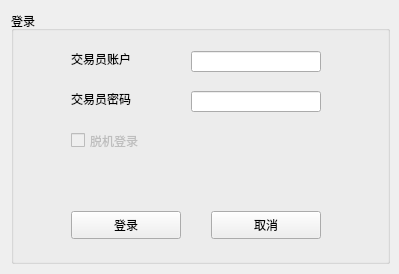
Qt form PyCTP_Client/PyCTP_ClientUI/QLogin.ui (yuwangying/PyCTP) before a commit.
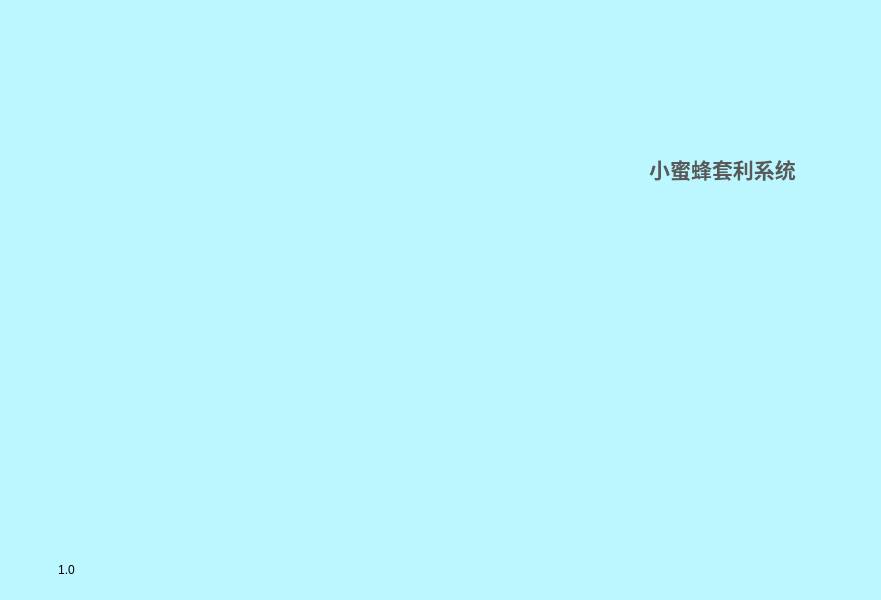
The same form after that commit. Icons and pictures are not drawn.

```diff
--- a/PyCTP_Client/PyCTP_ClientUI/QLogin.ui
+++ b/PyCTP_Client/PyCTP_ClientUI/QLogin.ui
@@ -9,8 +9,8 @@
    <rect>
     <x>0</x>
     <y>0</y>
-    <width>399</width>
-    <height>274</height>
+    <width>881</width>
+    <height>600</height>
    </rect>
   </property>
   <property name="sizePolicy">
@@ -27,29 +27,56 @@
     <normaloff>:/image/bee.ico</normaloff>:/image/bee.ico</iconset>
   </property>
   <property name="styleSheet">
-   <string notr="true"/>
+   <string notr="true">font: 100 10pt &quot;微软雅黑&quot;;
+background-color: rgb(188, 247, 255);
+</string>
   </property>
   <widget class="QGroupBox" name="groupBox_login_form">
    <property name="geometry">
     <rect>
-     <x>11</x>
-     <y>11</y>
+     <x>482</x>
+     <y>280</y>
      <width>379</width>
      <height>253</height>
     </rect>
    </property>
+   <property name="styleSheet">
+    <string notr="true">border:none;</string>
+   </property>
    <property name="title">
-    <string>登录</string>
+    <string/>
    </property>
    <widget class="QPushButton" name="pushButton_login">
     <property name="geometry">
      <rect>
       <x>60</x>
       <y>200</y>
-      <width>110</width>
-      <height>28</height>
+      <width>130</width>
+      <height>50</height>
      </rect>
     </property>
+    <property name="styleSheet">
+     <string notr="true">QPushButton {
+      border: 2px solid #8f8f91;
+      border-radius: 6px;
+      background-color: qlineargradient(x1: 0, y1: 0, x2: 0, y2: 1,
+                                        stop: 0 #f6f7fa, stop: 1 #dadbde);
+      min-width: 80px;
+  }
+
+  QPushButton:pressed {
+      background-color: qlineargradient(x1: 0, y1: 0, x2: 0, y2: 1,
+                                        stop: 0 #dadbde, stop: 1 #f6f7fa);
+  }
+
+  QPushButton:flat {
+      border: none; /* no border for a flat push button */
+  }
+
+  QPushButton:default {
+      border-color: navy; /* make the default button prominent */
+  }</string>
+    </property>
     <property name="text">
      <string>登录</string>
     </property>
@@ -62,10 +89,32 @@
      <rect>
       <x>200</x>
       <y>200</y>
-      <width>110</width>
-      <height>28</height>
+      <width>130</width>
+      <height>50</height>
      </rect>
     </property>
+    <property name="styleSheet">
+     <string notr="true">QPushButton {
+      border: 2px solid #8f8f91;
+      border-radius: 6px;
+      background-color: qlineargradient(x1: 0, y1: 0, x2: 0, y2: 1,
+                                        stop: 0 #f6f7fa, stop: 1 #dadbde);
+      min-width: 80px;
+  }
+
+  QPushButton:pressed {
+      background-color: qlineargradient(x1: 0, y1: 0, x2: 0, y2: 1,
+                                        stop: 0 #dadbde, stop: 1 #f6f7fa);
+  }
+
+  QPushButton:flat {
+      border: none; /* no border for a flat push button */
+  }
+
+  QPushButton:default {
+      border-color: navy; /* make the default button prominent */
+  }</string>
+    </property>
     <property name="text">
      <string>取消</string>
     </property>
@@ -77,8 +126,8 @@
     <property name="geometry">
      <rect>
       <x>60</x>
-      <y>40</y>
-      <width>75</width>
+      <y>43</y>
+      <width>90</width>
       <height>16</height>
      </rect>
     </property>
@@ -89,19 +138,22 @@
    <widget class="QLineEdit" name="lineEdit_trader_id">
     <property name="geometry">
      <rect>
-      <x>180</x>
+      <x>190</x>
       <y>40</y>
       <width>130</width>
-      <height>21</height>
+      <height>27</height>
      </rect>
     </property>
+    <property name="styleSheet">
+     <string notr="true">border:1px solid black;</string>
+    </property>
    </widget>
    <widget class="QLabel" name="label_trader_password">
     <property name="geometry">
      <rect>
       <x>60</x>
-      <y>80</y>
-      <width>75</width>
+      <y>86</y>
+      <width>90</width>
       <height>16</height>
      </rect>
     </property>
@@ -112,12 +164,15 @@
    <widget class="QLineEdit" name="lineEdit_trader_password">
     <property name="geometry">
      <rect>
-      <x>180</x>
+      <x>190</x>
       <y>80</y>
       <width>130</width>
-      <height>21</height>
+      <height>27</height>
      </rect>
     </property>
+    <property name="styleSheet">
+     <string notr="true">border:1px solid black;</string>
+    </property>
    </widget>
    <widget class="QCheckBox" name="checkBox_isoffline">
     <property name="enabled">
@@ -127,7 +182,7 @@
      <rect>
       <x>60</x>
       <y>120</y>
-      <width>87</width>
+      <width>90</width>
       <height>19</height>
      </rect>
     </property>
@@ -152,6 +207,56 @@
     </property>
    </widget>
   </widget>
+  <widget class="QLabel" name="label_login_image">
+   <property name="geometry">
+    <rect>
+     <x>0</x>
+     <y>0</y>
+     <width>957</width>
+     <height>599</height>
+    </rect>
+   </property>
+   <property name="styleSheet">
+    <string notr="true">background: url(:/login_bee.png) no-repeat;
+</string>
+   </property>
+   <property name="text">
+    <string/>
+   </property>
+  </widget>
+  <widget class="QLabel" name="label_software_name">
+   <property name="geometry">
+    <rect>
+     <x>590</x>
+     <y>118</y>
+     <width>265</width>
+     <height>103</height>
+    </rect>
+   </property>
+   <property name="text">
+    <string>&lt;!DOCTYPE HTML PUBLIC &quot;-//W3C//DTD HTML 4.0//EN&quot; &quot;http://www.w3.org/TR/REC-html40/strict.dtd&quot;&gt;
+&lt;html&gt;&lt;head&gt;&lt;meta name=&quot;qrichtext&quot; content=&quot;1&quot; /&gt;&lt;style type=&quot;text/css&quot;&gt;
+p, li { white-space: pre-wrap; }
+&lt;/style&gt;&lt;/head&gt;&lt;body style=&quot; font-family:'微软雅黑'; font-size:10pt; font-weight:96; font-style:normal;&quot;&gt;
+&lt;p align=&quot;center&quot; style=&quot; margin-top:12px; margin-bottom:12px; margin-left:0px; margin-right:0px; -qt-block-indent:0; text-indent:0px;&quot;&gt;&lt;span style=&quot; font-size:16pt; font-weight:600; color:#595959;&quot;&gt;小蜜蜂套利系统&lt;/span&gt;&lt;/p&gt;&lt;/body&gt;&lt;/html&gt;</string>
+   </property>
+  </widget>
+  <widget class="QLabel" name="label_version">
+   <property name="geometry">
+    <rect>
+     <x>14</x>
+     <y>557</y>
+     <width>105</width>
+     <height>27</height>
+    </rect>
+   </property>
+   <property name="text">
+    <string>&lt;html&gt;&lt;head/&gt;&lt;body&gt;&lt;p&gt;&lt;span style=&quot; font-weight:400;&quot;&gt;1.0&lt;/span&gt;&lt;/p&gt;&lt;/body&gt;&lt;/html&gt;</string>
+   </property>
+   <property name="alignment">
+    <set>Qt::AlignCenter</set>
+   </property>
+  </widget>
  </widget>
  <tabstops>
   <tabstop>lineEdit_trader_id</tabstop>
```
